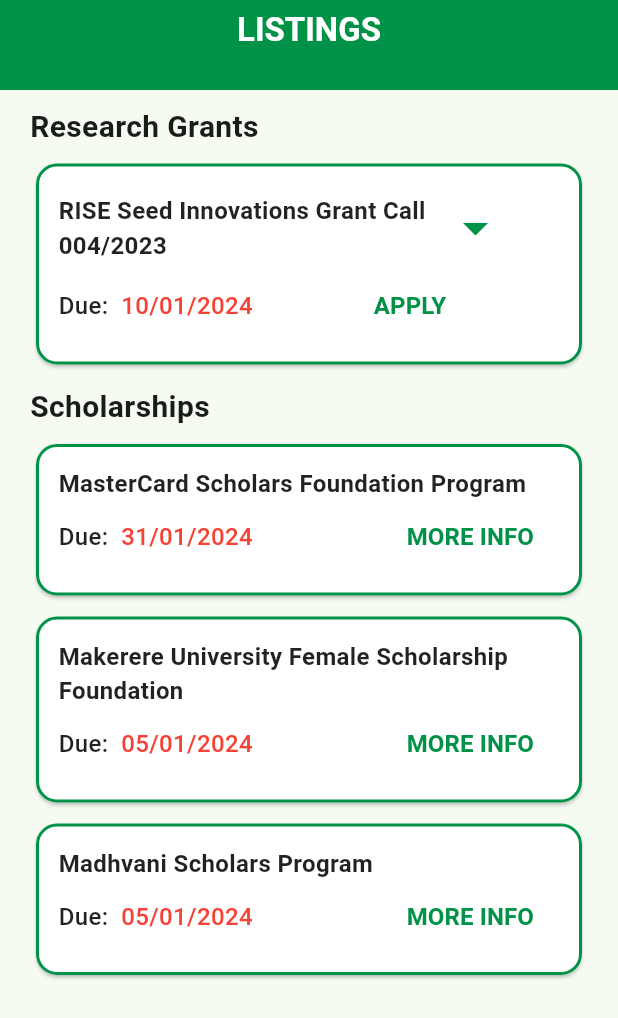
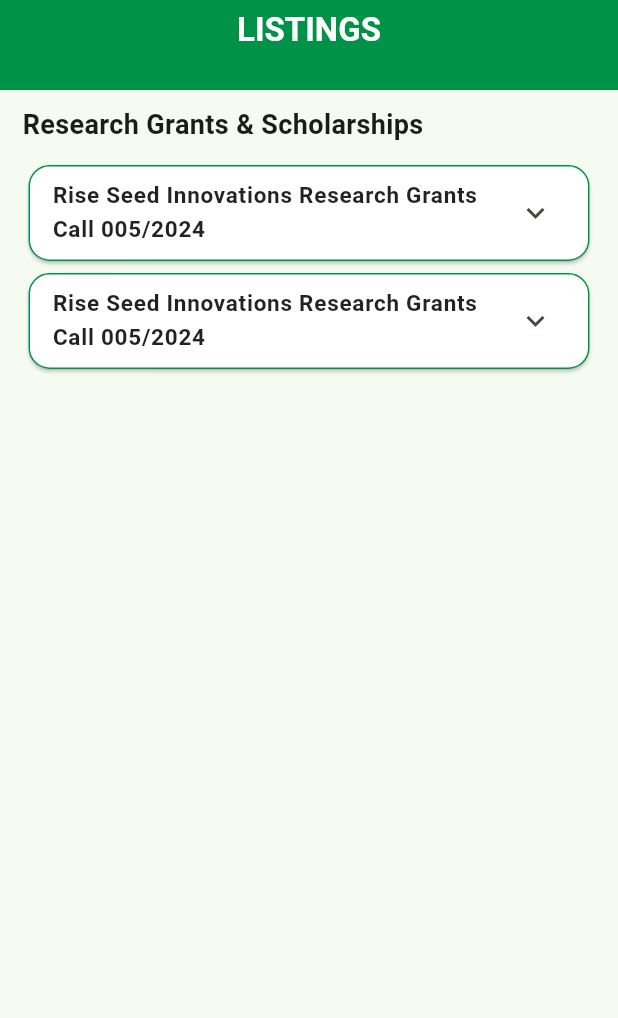
Before and after one commit to andrewkah/MUK_Student_Loan, a Flutter app: the ListingsScreen screen opened directly, on a phone screen of 412 x 824 dp. Shown: the top 1018 px of the screen. Run offline on Flutter 3.47's test engine with Material 3 defaults, Android fonts, the phone set to English and light mode, and no system bars; our stand-ins replace cloud_firestore, connectivity_plus, firebase_auth, firebase_core, firebase_storage, flutter_form_builder and 7 more; missing offline and left inert: google_translate; accounts and stored records are empty.

Commit message:
Listings

```diff
--- a/lib/app_screens/home_screen.dart
+++ b/lib/app_screens/home_screen.dart
@@ -252,7 +252,7 @@
                       const Spacer(
                         flex: 3,
                       ),
-                      Align(
+                      userApplicationData == null ? Align(
                         alignment: Alignment.bottomRight,
                         child: CustomButton(
                           title: "APPLY",
@@ -270,7 +270,7 @@
                                     )));
                           },
                         ),
-                      ),
+                      ) : Container(),
                       const SizedBox(
                         height: 10,
                       ),
--- a/lib/app_screens/listings_screen.dart
+++ b/lib/app_screens/listings_screen.dart
@@ -5,279 +5,238 @@
 class ListingsScreen extends StatelessWidget {
   const ListingsScreen({super.key});
 
+//   @override
+//   Widget build(BuildContext context) => Scaffold(
+//     appBar: const CustomAppBar( title: "LISTINGS",),
+//     body: SingleChildScrollView(
+//       child: Padding(
+//         padding: const EdgeInsets.symmetric(
+//           horizontal: 20.0,
+//         ),
+//         child: Column(
+//           crossAxisAlignment: CrossAxisAlignment.start,
+//           children: <Widget>[
+//             const SizedBox(height: 10,),
+//             const Text(
+//               "Research Grants",
+//               style: TextStyle(
+//                 fontSize: 20,
+//                 fontWeight: FontWeight.bold,
+//               ),
+//             ),
+//             const SizedBox(height: 6),
+//             Container(
+//               height: 400, // Set a specific height for the Container
+//               child: ListView.builder(
+//                 itemCount: 1,
+//                 itemBuilder: (_, index) {
+//                   return Card(
+//                     shape: RoundedRectangleBorder(
+//                       borderRadius: BorderRadius.circular(14.0),
+//                       side: const BorderSide(
+//                         color: Color.fromARGB(255, 0, 147, 71),
+//                         width: 2.0,
+//                       ),
+//                     ),
+//                     color: Colors.white,
+//                     child: const ExpansionTile(
+//                       title: Text(
+//                         "Rise Seed Innovations Research Grants Call 005/2024",
+//                         style: TextStyle(
+//                           fontSize: 16,
+//                           fontWeight: FontWeight.w600,
+//                           color: Colors.black87,
+//                         ),
+//                       ),
+//                       children: [
+//                         Text("About the grant",
+//                           style: TextStyle(fontSize: 16, color: Colors.black, ),
+//                         ),
+//                         Text("The grant aims at providing support to students interested in undertaking high level/impact innovations relevant to at least one of the research areas in the College. The research topic or theme needs to be part of the trending reserach in the area of focus and hence ability to attract further research funding on completion of the one-year seed period.",
+//                         style: TextStyle(fontSize: 16, color: Colors.black)),
+//                         RowTextFields(
+//                           titleText: "Due:  ",
+//                           subTitleText: "31/01/2024",
+//                           titleColor: Colors.black87,
+//                           textColor: Colors.red,
+//                           textSize: 16,
+//                         ),
+//                       ],
+//                     ),
+//                   );
+//                 },
+//               ),
+//             ),
+//             const SizedBox(height: 10),
+//             const Text(
+//               "Scholarships",
+//               style: TextStyle(
+//                 fontSize: 20,
+//                 fontWeight: FontWeight.bold,
+//               ),
+//             ),
+//             const SizedBox(height: 6),
+//             Card(
+//               shape: RoundedRectangleBorder(
+//                 borderRadius: BorderRadius.circular(14.0),
+//                 side: const BorderSide(
+//                   color: Color.fromARGB(255, 0, 147, 71),
+//                   width: 2.0,
+//                 ),
+//               ),
+//               color: Colors.white,
+//               child: Column(
+//                 children: [
+//                   Padding(
+//                     padding: const EdgeInsets.fromLTRB(15, 15, 20, 15),
+//                     child: Column(
+//                       crossAxisAlignment: CrossAxisAlignment.start,
+//                       children: [
+//                         const Text(
+//                           "MasterCard Scholars Foundation Program",
+//                           style: TextStyle(
+//                             fontSize: 16,
+//                             fontWeight: FontWeight.w600,
+//                             color: Colors.black87,
+//                           ),
+//                         ),
+//                         Row(
+//                           mainAxisAlignment: MainAxisAlignment.spaceBetween,
+//                           children: [
+//                             const RowTextFields(
+//                               titleText: "Due:  ",
+//                               subTitleText: "31/01/2024",
+//                               titleColor: Colors.black87,
+//                               textColor: Colors.red,
+//                               textSize: 16,
+//                             ),
+//                             TextButton(
+//                               onPressed: () {  },
+//                               child: const Text(
+//                                 "MORE INFO",
+//                                 style: TextStyle(
+//                                   color: Color.fromARGB(255, 0, 147, 71),
+//                                   fontWeight: FontWeight.bold,
+//                                   fontSize: 16,
+//                                 ),
+//                               ),
+//                             ),
+//
+//                           ],
+//                         )
+//                       ],
+//                     ),
+//                   ),
+//                 ],
+//               ),
+//             ),
+//           ],
+//         ),
+//       ),
+//     ),
+//   );
   @override
   Widget build(BuildContext context) => Scaffold(
-    appBar: const CustomAppBar( title: "LISTINGS",),
-    body: SingleChildScrollView(
-      child: Padding(
-        padding: const EdgeInsets.symmetric(
-          horizontal: 20.0,
+    appBar: const CustomAppBar(
+      title: "LISTINGS",
     ),
+    body: Padding(
+      padding: const EdgeInsets.only(left: 15, top: 10, right: 15),
       child: Column(
         crossAxisAlignment: CrossAxisAlignment.start,
-          children: <Widget>[
-            const SizedBox(height: 10,),
+        children: [
           const Text(
-              "Research Grants",
+            "Research Grants & Scholarships",
             style: TextStyle(
-                fontSize: 20,
+              fontSize: 18,
               fontWeight: FontWeight.bold,
             ),
           ),
-            const SizedBox(height: 6),
-            Card(
+          const SizedBox(height: 10),
+          Expanded(
+            child: ListView.builder(
+              itemCount: 2,
+              itemBuilder: (_, index) {
+                return Card(
                   shape: RoundedRectangleBorder(
                     borderRadius: BorderRadius.circular(14.0),
                     side: const BorderSide(
                       color: Color.fromARGB(255, 0, 147, 71),
-                  width: 2.0,
+                      width: 1.0,
                     ),
                   ),
                   color: Colors.white,
-              child: Column(
-                children: [
-                  Padding(
-                    padding: const EdgeInsets.fromLTRB(15, 15, 5, 15),
-                    child: Column(
-                      crossAxisAlignment: CrossAxisAlignment.start,
-                      children: [
-                        Row(
-                          mainAxisAlignment: MainAxisAlignment.start,
-                          children: [
-                            Container(
-                              constraints: const BoxConstraints(maxWidth: 250),
-                              child: const Text(
-                                "RISE Seed Innovations Grant Call 004/2023",
+                  child: ExpansionTile(
+                    title: const Text(
+                      "Rise Seed Innovations Research Grants Call 005/2024",
                       style: TextStyle(
-                                  fontSize: 16,
+                        fontSize: 15,
                         fontWeight: FontWeight.w600,
                         color: Colors.black87,
                       ),
                     ),
-                            ),
-
-
-                            IconButton(
-                                onPressed: () {},
-                                icon: const Icon(
-                                  Icons.arrow_drop_down,
-                                  size: 40,
-                                  color: Color.fromARGB(255, 0, 147, 71),
-                                )),
-                          ],
-                        ),
-                        Row(
-                          mainAxisAlignment: MainAxisAlignment.spaceBetween,
                     children: [
-                            const RowTextFields(
-                              titleText: "Due:  ",
-                              subTitleText: "10/01/2024",
-                              titleColor: Colors.black87,
-                              textColor: Colors.red,
-                              textSize: 16,
-                            ),
-                            TextButton(
-                              onPressed: () {  },
-                              child: const Text(
-                                "APPLY",
+                      const Padding(
+                        padding: EdgeInsets.only(left: 10, right: 10, bottom: 8, top: 8), // Adjust padding as needed
+                        child: Text(
+                          "About the grant",
                           style: TextStyle(
-                                  color: Color.fromARGB(255, 0, 147, 71),
+                              fontSize: 15,
+                              color: Colors.black,
                               fontWeight: FontWeight.bold,
-                                  fontSize: 16,
                           ),
                         ),
                       ),
-                            const SizedBox(
-                              width: 5,
+                      const Padding(
+                        padding: EdgeInsets.only(left: 15, right: 10, bottom: 8, top: 8), // Adjust padding as needed
+                        child: Text(
+                          "The grant aims at providing support to students interested in undertaking high level/impact innovations relevant to at least one of the research areas in the College. The research topic or theme needs to be part of the trending research in the area of focus and hence ability to attract further research funding on completion of the one-year seed period.",
+                          style: TextStyle(fontSize: 15, color: Colors.black),
+                        ),
+                      ),
+                      Padding(
+                        padding: const EdgeInsets.only(left: 15, right: 10, bottom: 8, top: 8),
+                        child: RichText(
+                          text: const TextSpan(
+                            style: TextStyle(fontSize: 15, color: Colors.black),
+                            children: [
+                              TextSpan(
+                                text: "Applications should be submitted to RISE through the Director ",
+                              ),
+                              TextSpan(
+                                text: "ngubiri@cit.ac.ug ",
+                                style: TextStyle(color: Colors.red),
+                              ),
+                              TextSpan(
+                                text: "and CC the grants officer on ",
+                              ),
+                              TextSpan(
+                                text: "bdora@cit.ac.ug",
+                                style: TextStyle( color: Colors.red),
                               ),
                             ],
                           ),
+                        ),
+                      ),
+                      const Padding(
+                        padding: EdgeInsets.only(left: 15, right: 10, bottom: 12, top: 8), // Adjust padding as needed
+                        child: RowTextFields(
+                          titleText: "Due:  ",
+                          subTitleText: "31/01/2024",
+                          titleColor: Colors.black87,
+                          textColor: Colors.red,
+                          textSize: 14,
+                        ),
+                      ),
                     ],
+                  ),
+                );
+              },
             ),
           ),
         ],
       ),
     ),
-            const SizedBox(height: 10),
-            const Text(
-              "Scholarships",
-              style: TextStyle(
-                fontSize: 20,
-                fontWeight: FontWeight.bold,
-              ),
-            ),
-            const SizedBox(height: 6),
-            Card(
-              shape: RoundedRectangleBorder(
-                borderRadius: BorderRadius.circular(14.0),
-                side: const BorderSide(
-                  color: Color.fromARGB(255, 0, 147, 71),
-                  width: 2.0,
-                ),
-              ),
-              color: Colors.white,
-              child: Column(
-                children: [
-                  Padding(
-                    padding: const EdgeInsets.fromLTRB(15, 15, 20, 15),
-                    child: Column(
-                      crossAxisAlignment: CrossAxisAlignment.start,
-                      children: [
-                        const Text(
-                          "MasterCard Scholars Foundation Program",
-                          style: TextStyle(
-                            fontSize: 16,
-                            fontWeight: FontWeight.w600,
-                            color: Colors.black87,
-                          ),
-                        ),
-                        Row(
-                          mainAxisAlignment: MainAxisAlignment.spaceBetween,
-                          children: [
-                            const RowTextFields(
-                              titleText: "Due:  ",
-                              subTitleText: "31/01/2024",
-                              titleColor: Colors.black87,
-                              textColor: Colors.red,
-                              textSize: 16,
-                            ),
-                            TextButton(
-                              onPressed: () {  },
-                              child: const Text(
-                                "MORE INFO",
-                                style: TextStyle(
-                                  color: Color.fromARGB(255, 0, 147, 71),
-                                  fontWeight: FontWeight.bold,
-                                  fontSize: 16,
-                                ),
-                              ),
-                            ),
+  );
 
-                          ],
-                        )
-                      ],
-                    ),
-                  ),
-                ],
-              ),
-            ),
-            const SizedBox(
-              height: 6,
-            ),
-            Card(
-              shape: RoundedRectangleBorder(
-                borderRadius: BorderRadius.circular(14.0),
-                side: const BorderSide(
-                  color: Color.fromARGB(255, 0, 147, 71),
-                  width: 2.0,
-                ),
-              ),
-              color: Colors.white,
-              child: Column(
-                children: [
-                  Padding(
-                    padding: const EdgeInsets.fromLTRB(15, 15, 20, 15),
-                    child: Column(
-                      crossAxisAlignment: CrossAxisAlignment.start,
-                      children: [
-                        const Text(
-                          "Makerere University Female Scholarship Foundation",
-                          style: TextStyle(
-                            fontSize: 16,
-                            fontWeight: FontWeight.w600,
-                            color: Colors.black87,
-                          ),
-                        ),
-                        Row(
-                          mainAxisAlignment: MainAxisAlignment.spaceBetween,
-                          children: [
-                            const RowTextFields(
-                              titleText: "Due:  ",
-                              subTitleText: "05/01/2024",
-                              titleColor: Colors.black87,
-                              textColor: Colors.red,
-                              textSize: 16,
-                            ),
-                            TextButton(
-                              onPressed: () {  },
-                              child: const Text(
-                                "MORE INFO",
-                                style: TextStyle(
-                                  color: Color.fromARGB(255, 0, 147, 71),
-                                  fontWeight: FontWeight.bold,
-                                  fontSize: 16,
-                                ),
-                              ),
-                            ),
-
-                          ],
-                        )
-                      ],
-                    ),
-                  ),
-                ],
-              ),
-            ),
-            const SizedBox(
-              height: 6,
-            ),
-            Card(
-              shape: RoundedRectangleBorder(
-                borderRadius: BorderRadius.circular(14.0),
-                side: const BorderSide(
-                  color: Color.fromARGB(255, 0, 147, 71),
-                  width: 2.0,
-                ),
-              ),
-              color: Colors.white,
-              child: Column(
-                children: [
-                  Padding(
-                    padding: const EdgeInsets.fromLTRB(15, 15, 20, 15),
-                    child: Column(
-                      crossAxisAlignment: CrossAxisAlignment.start,
-                      children: [
-                        const Text(
-                          "Madhvani Scholars Program",
-                          style: TextStyle(
-                            fontSize: 16,
-                            fontWeight: FontWeight.w600,
-                            color: Colors.black87,
-                          ),
-                        ),
-                        Row(
-                          mainAxisAlignment: MainAxisAlignment.spaceBetween,
-                          children: [
-                            const RowTextFields(
-                              titleText: "Due:  ",
-                              subTitleText: "05/01/2024",
-                              titleColor: Colors.black87,
-                              textColor: Colors.red,
-                              textSize: 16,
-                            ),
-                            TextButton(
-                              onPressed: () {  },
-                              child: const Text(
-                                "MORE INFO",
-                                style: TextStyle(
-                                  color: Color.fromARGB(255, 0, 147, 71),
-                                  fontWeight: FontWeight.bold,
-                                  fontSize: 16,
-                                ),
-                              ),
-                            ),
-
-                          ],
-                        )
-                      ],
-                    ),
-                  ),
-                ],
-              ),
-            ),
-          ],
-        ),
-      ),
-    ),
-  );
 }
--- a/lib/models/loan_application_repository.dart
+++ b/lib/models/loan_application_repository.dart
@@ -110,7 +110,7 @@
       await _db.collection("LoanApplications").add(loanApplication.toJson());
       Get.snackbar(
         "Success",
-        "Your account has been created",
+        "Your application was submitted successfully.",
         snackPosition: SnackPosition.BOTTOM,
         backgroundColor: Colors.green.withOpacity(0.1),
         colorText: Colors.green,
```
Lines whose indentation alone changed are shown as unchanged.
